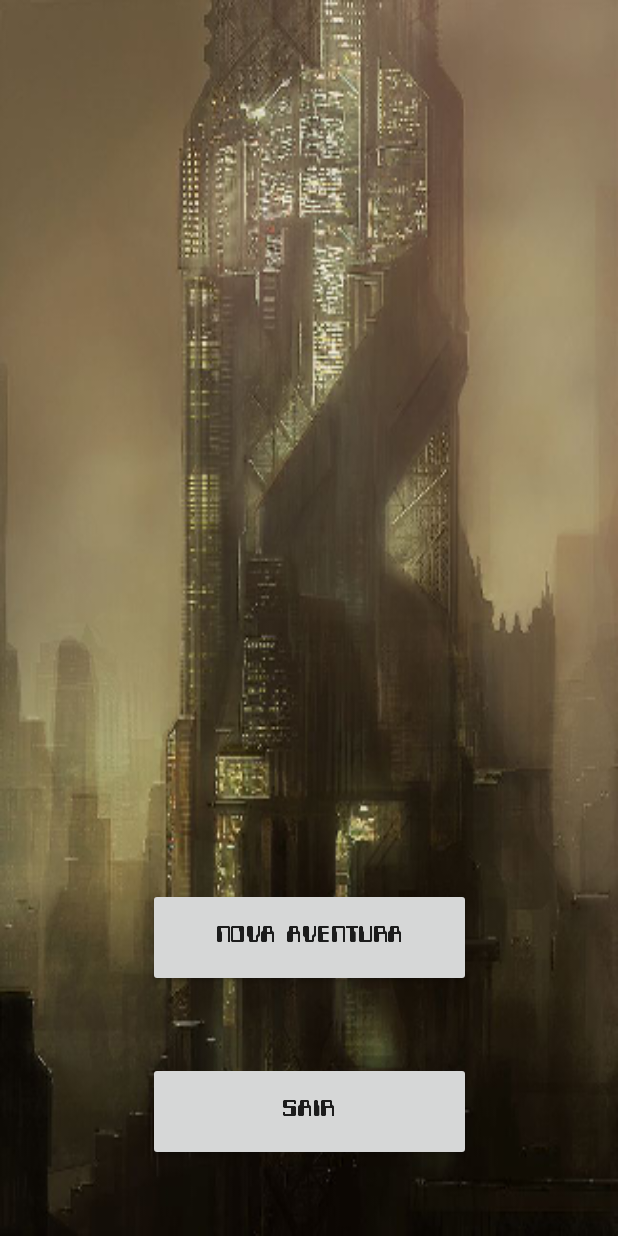
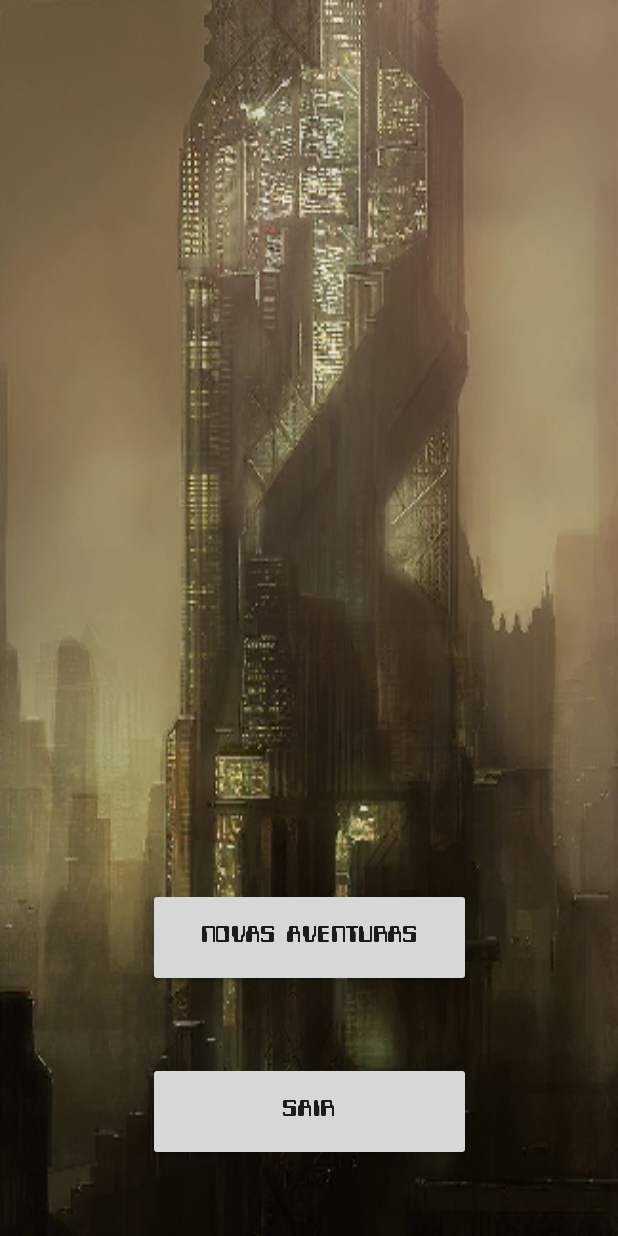
Before and after one commit to AuRocKbra/paralax, an Android app: the screen it shows after launch (MainActivity), on a phone screen of 412 x 824 dp. Run offline under Robolectric (Android 15) with nearby library versions, the phone set to English and light mode, and no system bars.

Commit message:
Alterando dados do arquivo string.xml

```diff
--- a/app/src/main/res/values/strings.xml
+++ b/app/src/main/res/values/strings.xml
@@ -1,6 +1,6 @@
 <resources>
     <string name="app_name">ProjetoX</string>
-    <string name="btoNewGame">Nova aventura</string>
+    <string name="btoNewGame">Novas aventuras</string>
     <string name="descrip_tema">Tema</string>
     <string name="sairGame">Sair</string>
 </resources>
```
